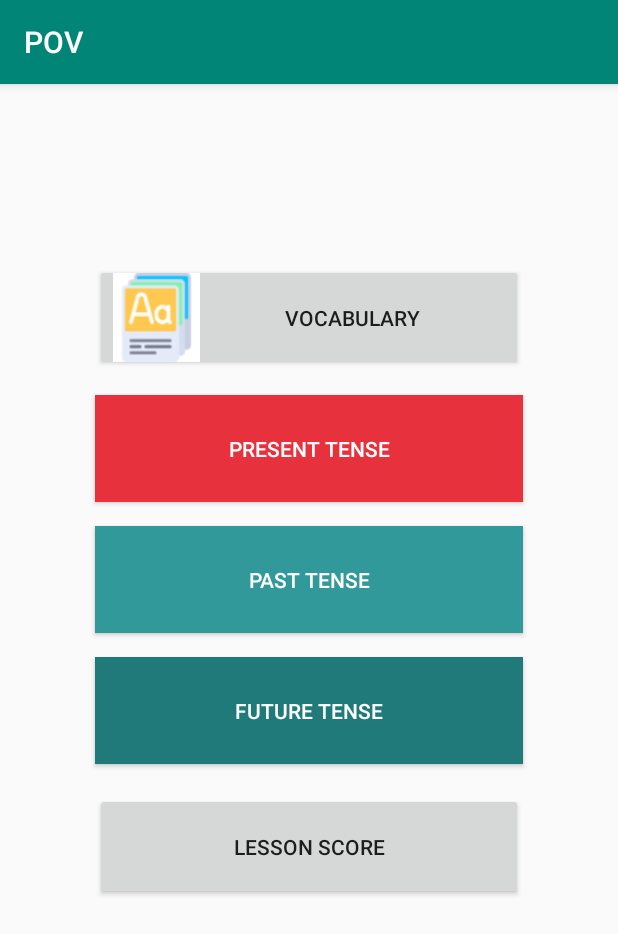
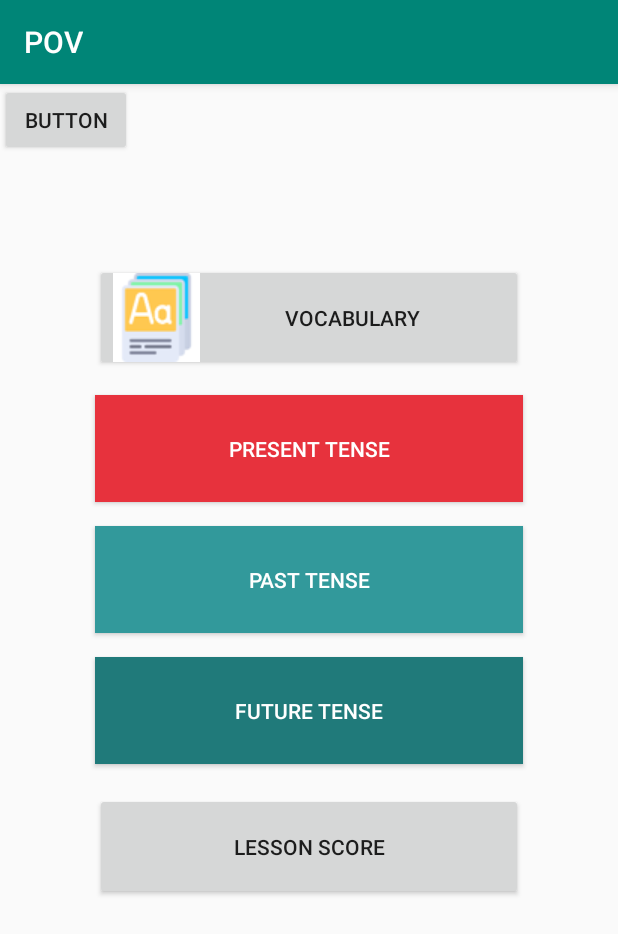
Before and after one commit to yess06/POV, an Android app: the menuTenses screen opened directly, with no data from a screen before it, on a phone screen of 412 x 824 dp. Shown: the top 934 px of the screen. Run offline under Robolectric (Android 15) with nearby library versions, the phone set to English and light mode, and no system bars.

Commit message:
Este es mi cambio

```diff
--- a/app/src/main/res/layout/activity_menu_tenses.xml
+++ b/app/src/main/res/layout/activity_menu_tenses.xml
@@ -65,4 +65,12 @@
         app:layout_constraintStart_toStartOf="parent"
         app:layout_constraintTop_toBottomOf="@+id/button6"
         app:layout_constraintVertical_bias="0.015" />
+
+    <Button
+        android:id="@+id/button3"
+        android:layout_width="wrap_content"
+        android:layout_height="wrap_content"
+        android:text="Button"
+        tools:layout_editor_absoluteX="202dp"
+        tools:layout_editor_absoluteY="602dp" />
 </androidx.constraintlayout.widget.ConstraintLayout>
```
